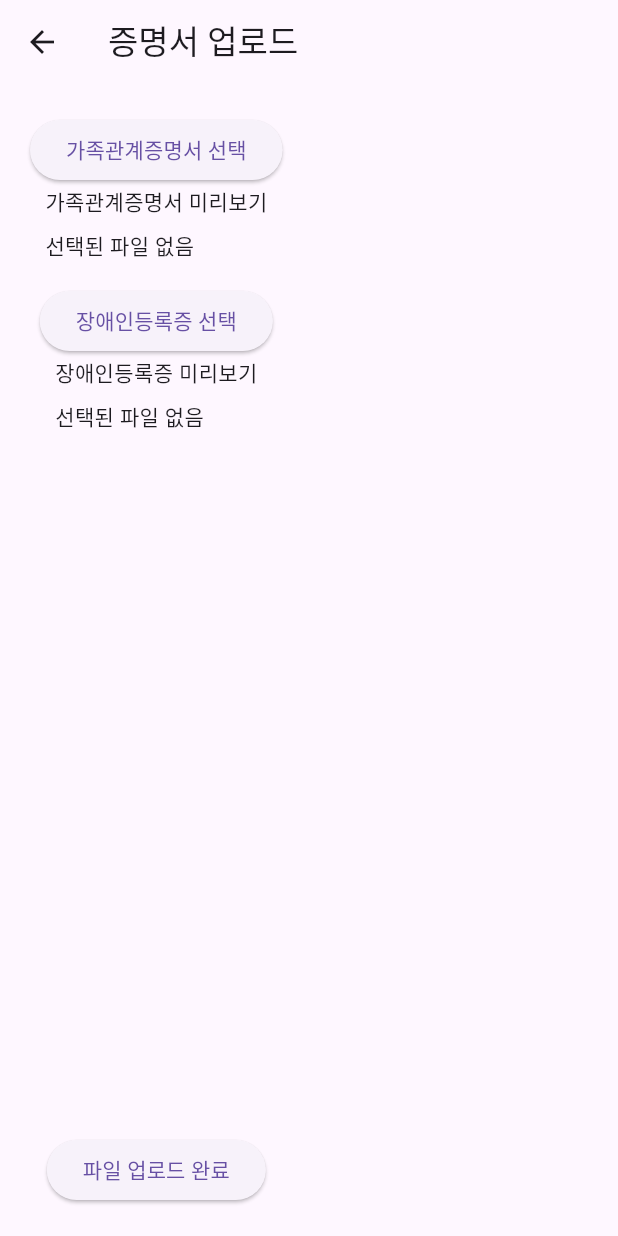
After one commit to jodolyekim/Capstone2025, a Flutter app: the GuardianUploadStep screen opened directly, after a tap on "파일 업로드 완료", on a phone screen of 412 x 824 dp. The commit adds this screen. Run offline on Flutter 3.47's test engine with Material 3 defaults, Android fonts, the phone set to English and light mode, and no system bars; our stand-ins replace geolocator, image_picker, shared_preferences; accounts and stored records are empty; network calls fail.

Commit message:
회원가입~채팅 형식필터링 with 보호자 정보 입력 ui - 재경

```diff
--- /dev/null
+++ b/lib/guardian_upload.dart
@@ -0,0 +1,106 @@
+import 'dart:io';
+import 'package:flutter/material.dart';
+import 'package:image_picker/image_picker.dart';
+import 'package:http/http.dart' as http;
+import 'package:shared_preferences/shared_preferences.dart';
+
+class GuardianUploadStep extends StatefulWidget {
+  final VoidCallback onFinish;
+
+  const GuardianUploadStep({super.key, required this.onFinish});
+
+  @override
+  State<GuardianUploadStep> createState() => _GuardianUploadStepState();
+}
+
+class _GuardianUploadStepState extends State<GuardianUploadStep> {
+  File? familyCert;
+  File? disabilityCert;
+
+  final picker = ImagePicker();
+
+  Future<void> _pickFile(bool isFamily) async {
+    final picked = await picker.pickImage(source: ImageSource.gallery);
+    if (picked != null) {
+      setState(() {
+        if (isFamily) {
+          familyCert = File(picked.path);
+        } else {
+          disabilityCert = File(picked.path);
+        }
+      });
+    }
+  }
+
+  Future<void> _uploadFiles() async {
+    final prefs = await SharedPreferences.getInstance();
+    final token = prefs.getString('accessToken');
+    if (token == null) return;
+
+    final url = Uri.parse('http://10.0.2.2:8000/api/guardian/upload/');
+    var request = http.MultipartRequest('POST', url);
+    request.headers['Authorization'] = 'Bearer $token';
+
+    if (familyCert != null) {
+      request.files.add(await http.MultipartFile.fromPath('family_certificate', familyCert!.path));
+    }
+    if (disabilityCert != null) {
+      request.files.add(await http.MultipartFile.fromPath('disability_certificate', disabilityCert!.path));
+    }
+
+    final res = await request.send();
+    if (res.statusCode == 200) {
+      ScaffoldMessenger.of(context).showSnackBar(
+        const SnackBar(content: Text('파일 업로드가 완료되었습니다.')),
+      );
+      widget.onFinish();
+    } else {
+      ScaffoldMessenger.of(context).showSnackBar(
+        const SnackBar(content: Text('파일 업로드에 실패했습니다.')),
+      );
+    }
+  }
+
+  Widget _previewImage(File? file, String label) {
+    return Column(
+      crossAxisAlignment: CrossAxisAlignment.start,
+      children: [
+        Text(label),
+        const SizedBox(height: 8),
+        file != null
+            ? Image.file(file, width: 150, height: 150, fit: BoxFit.cover)
+            : const Text('선택된 파일 없음'),
+        const SizedBox(height: 16),
+      ],
+    );
+  }
+
+  @override
+  Widget build(BuildContext context) {
+    return Scaffold(
+      appBar: AppBar(title: const Text('증명서 업로드')),
+      body: Padding(
+        padding: const EdgeInsets.all(20),
+        child: Column(
+          children: [
+            ElevatedButton(
+              onPressed: () => _pickFile(true),
+              child: Text(familyCert == null ? '가족관계증명서 선택' : '가족관계증명서 다시 선택'),
+            ),
+            _previewImage(familyCert, '가족관계증명서 미리보기'),
+            ElevatedButton(
+              onPressed: () => _pickFile(false),
+              child: Text(disabilityCert == null ? '장애인등록증 선택' : '장애인등록증 다시 선택'),
+            ),
+            _previewImage(disabilityCert, '장애인등록증 미리보기'),
+            const Spacer(),
+            ElevatedButton(
+              onPressed: _uploadFiles,
+              child: const Text('파일 업로드 완료'),
+            )
+          ],
+        ),
+      ),
+    );
+  }
+}
--- a/pubspec.yaml
+++ b/pubspec.yaml
@@ -15,6 +15,7 @@ dependencies:
   http: ^0.13.6                      # HTTP 요청을 보낼 때 사용
   geolocator: ^10.1.0                # 위치 정보 권한 요청 및 GPS 좌표 획득
   image_picker: ^1.0.4               # 갤러리/카메라에서 이미지 선택 (프로필 사진용)
+  web_socket_channel: ^2.4.0         # ✅ WebSocket 지원 추가 (채팅용)
 
 dev_dependencies:
   flutter_test:
```
Also changed, not shown: lib/chat/chat_screen.dart (added, +260 -0 lines), lib/chat/chat_service.dart (added, +39 -0 lines), lib/guardian.dart (added, +146 -0 lines), lib/login_page.dart (+32 -25 lines), lib/profile_setup.dart (+20 -21 lines), pubspec.lock, 1 other file.
